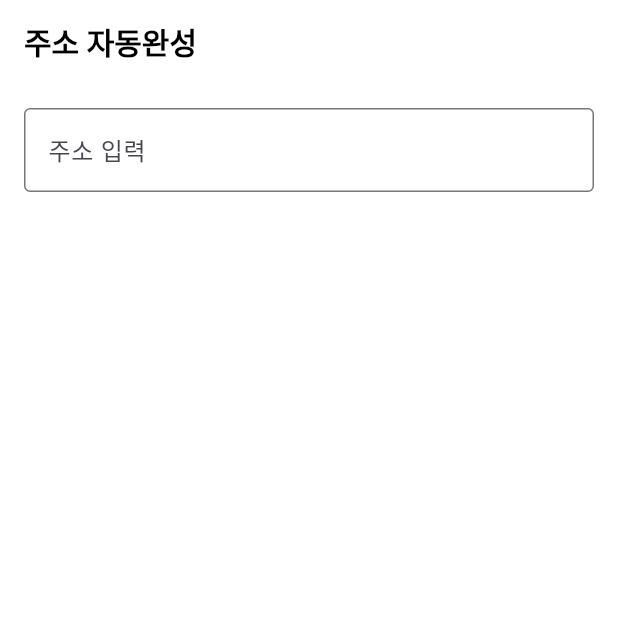
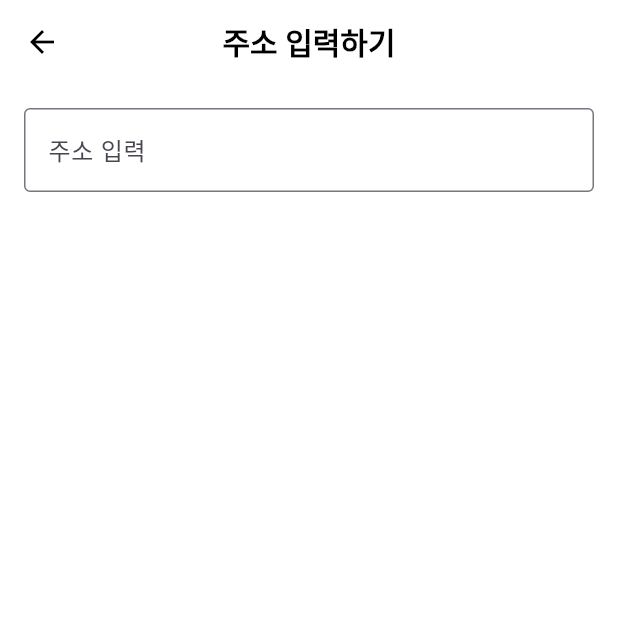
Before and after one commit to partmant/FairMeeting, a Flutter app: the AddressAutoCompleteScreen screen opened directly, on a phone screen of 412 x 824 dp, the top half of it. Run offline on Flutter 3.47's test engine with Material 3 defaults, Android fonts, the phone set to English and light mode, and no system bars; our stand-ins replace dotted_border; missing offline and left inert: kakao_flutter_sdk_user, kakao_map_plugin.

Commit message:
refactor : ios에서도 돌아가도록 일부 수정, 위젯 스타일 변경

```diff
--- a/lib/main.dart
+++ b/lib/main.dart
@@ -4,7 +4,7 @@ import 'package:flutter/material.dart';
 import 'package:flutter/services.dart';
 import 'package:kakao_flutter_sdk_user/kakao_flutter_sdk_user.dart';
 import 'package:kakao_map_plugin/kakao_map_plugin.dart';
-import 'screens/login.dart';
+import 'screens/login_screen.dart';
 import 'screens/loading_screen.dart';
 import 'screens/kakao_map_screen.dart';
 
--- a/lib/screens/auto_address_complete_screen.dart
+++ b/lib/screens/auto_address_complete_screen.dart
@@ -1,6 +1,8 @@
 import 'dart:convert';
+import 'dart:io'; // 추가: 플랫폼 체크를 위해
 import 'package:flutter/material.dart';
 import 'package:http/http.dart' as http;
+import 'package:fair_front/widgets/go_back.dart';
 
 void main() {
   runApp(const MyApp());
@@ -34,7 +36,12 @@ class _AddressAutoCompleteScreenState extends State<AddressAutoCompleteScreen> {
 
   // 개발 환경: Android 에뮬레이터의 경우, PC의 localhost를 가리키는 주소입니다.
   // 실제 기기 테스트 시 PC의 IP 주소나 ngrok URL 등을 사용해야 합니다.
-  final String backendUrl = 'http://10.0.2.2:8088/api/address-autocomplete';
+
+  // 수정된 부분 시작 - 플랫폼 구분하여 URL 설정
+  final String backendUrl = Platform.isAndroid
+      ? 'http://10.0.2.2:8088/api/address-autocomplete' // Android용
+      : 'http://127.0.0.1:8088/api/address-autocomplete'; // iOS 시뮬레이터용
+  // 수정된 부분 끝
 
   Future<void> _searchAddress(String query) async {
     if (query.trim().isEmpty) {
@@ -94,9 +101,7 @@ class _AddressAutoCompleteScreenState extends State<AddressAutoCompleteScreen> {
   @override
   Widget build(BuildContext context) {
     return Scaffold(
-      appBar: AppBar(
-        title: const Text("주소 자동완성"),
-      ),
+      appBar: buildCommonAppBar(context, title:'주소 입력하기'),
       body: Padding(
         padding: const EdgeInsets.all(16.0),
         child: Column(
--- a/lib/screens/main_screen.dart
+++ b/lib/screens/main_screen.dart
@@ -1,7 +1,7 @@
 import 'package:flutter/material.dart';
 import 'package:fair_front/screens/put_location_screen.dart';
 import '../widgets/logo_title.dart';
-import 'package:fair_front/screens/login.dart';
+import 'package:fair_front/screens/login_screen.dart';
 import 'package:fair_front/screens/my_info_screen.dart';
 
 class MainmenuScreen extends StatefulWidget {
--- a/lib/screens/my_info_screen.dart
+++ b/lib/screens/my_info_screen.dart
@@ -1,5 +1,5 @@
 import 'package:flutter/material.dart';
-import 'package:fair_front/screens/login.dart';
+import 'package:fair_front/screens/login_screen.dart';
 import 'package:fair_front/widgets/go_back.dart';  // 공통 AppBar import
 
 class MyInfoPage extends StatelessWidget {
@@ -21,7 +21,7 @@ class MyInfoPage extends StatelessWidget {
   Widget build(BuildContext context) {
     return Scaffold(
       backgroundColor: Colors.white,
-      appBar: buildCommonAppBar(context),  // ✅ 우리가 만든 AppBar만 적용
+      appBar: buildCommonAppBar(context, title:'내 정보'),
       body: Padding(
         padding: const EdgeInsets.all(16),
         child: Column(
--- a/lib/screens/put_location_screen.dart
+++ b/lib/screens/put_location_screen.dart
@@ -3,6 +3,8 @@ import 'package:kakao_map_plugin/kakao_map_plugin.dart';
 import 'package:fair_front/widgets/go_back.dart';
 import 'package:fair_front/screens/kakao_map_screen.dart';
 import 'package:dotted_border/dotted_border.dart'; // 점선 테두리용
+import 'package:fair_front/screens/auto_address_complete_screen.dart';
+
 
 class PutLocationScreen extends StatefulWidget {
   const PutLocationScreen({super.key});
@@ -27,7 +29,7 @@ class _PutLocationScreenState extends State<PutLocationScreen> {
 
     return Scaffold(
       backgroundColor: Colors.white,
-      appBar: buildCommonAppBar(context),
+      appBar: buildCommonAppBar(context, title:'위치 입력하기'),
       body: SingleChildScrollView(
         child: Column(
           children: [
@@ -96,7 +98,7 @@ class _PutLocationScreenState extends State<PutLocationScreen> {
                     onPressed: () {
                       Navigator.push(
                         context,
-                        MaterialPageRoute(builder: (context) => const KakaoMapScreen()),
+                        MaterialPageRoute(builder: (context) => const AddressAutoCompleteScreen()),
                       );
                     },
                     style: TextButton.styleFrom(
--- a/lib/widgets/go_back.dart
+++ b/lib/widgets/go_back.dart
@@ -1,15 +1,19 @@
 import 'package:flutter/material.dart';
 
-AppBar buildCommonAppBar(BuildContext context) {
+PreferredSizeWidget buildCommonAppBar(BuildContext context, {String? title}) {
   return AppBar(
-    backgroundColor: Colors.transparent,
+    backgroundColor: Colors.white,
     elevation: 0,
-    toolbarHeight: 28,        // appBar 높이 여기서 수정. 기본 56 -> 28 줄임
     leading: IconButton(
       icon: const Icon(Icons.arrow_back, color: Colors.black),
       onPressed: () => Navigator.pop(context),
     ),
-    title: null,
     centerTitle: true,
+    title: title != null
+        ? Text(
+      title,
+      style: const TextStyle(color: Colors.black, fontWeight: FontWeight.bold),
+    )
+        : null, // title 없으면 비워둠
   );
 }
--- a/lib/widgets/text_action_button.dart
+++ b/lib/widgets/text_action_button.dart
@@ -1,6 +1,6 @@
 /*
 아이디 찾기 ~ 비회원 로그인 버튼 위젯
-각각의 버튼이 눌렸을 때는 login.dart 에서 처리 예정
+각각의 버튼이 눌렸을 때는 login_screen.dart 에서 처리 예정
  */
 
 import 'package:flutter/material.dart';
```
Also changed, not shown: lib/screens/login_screen.dart (renamed from lib/screens/login.dart).
